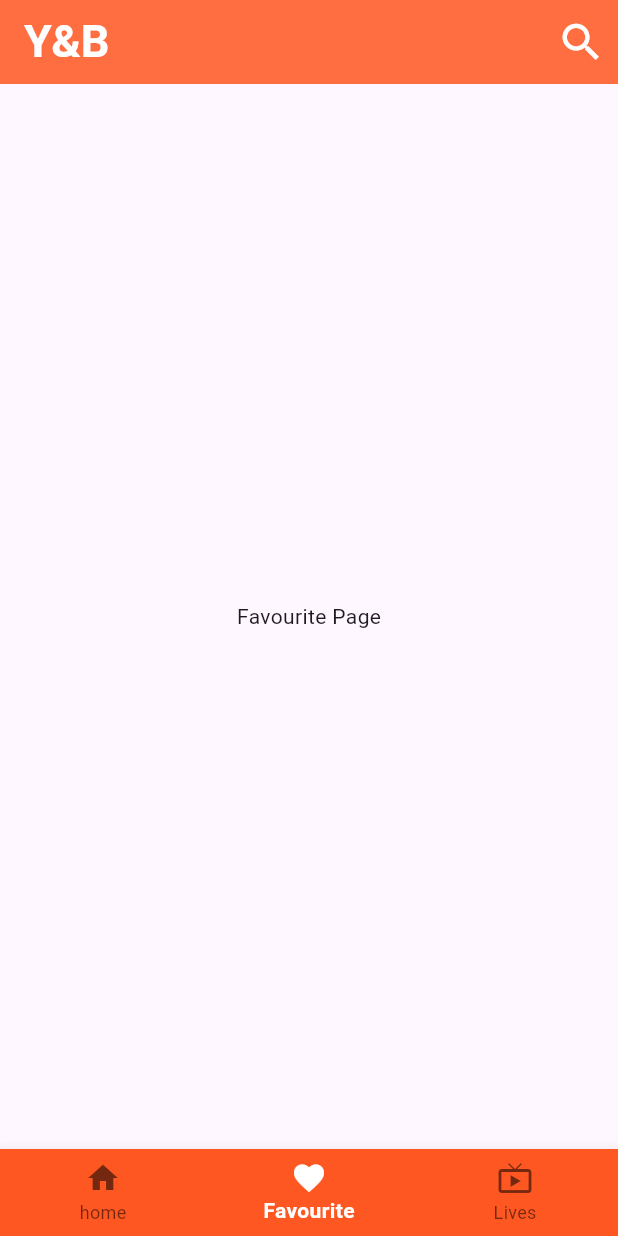
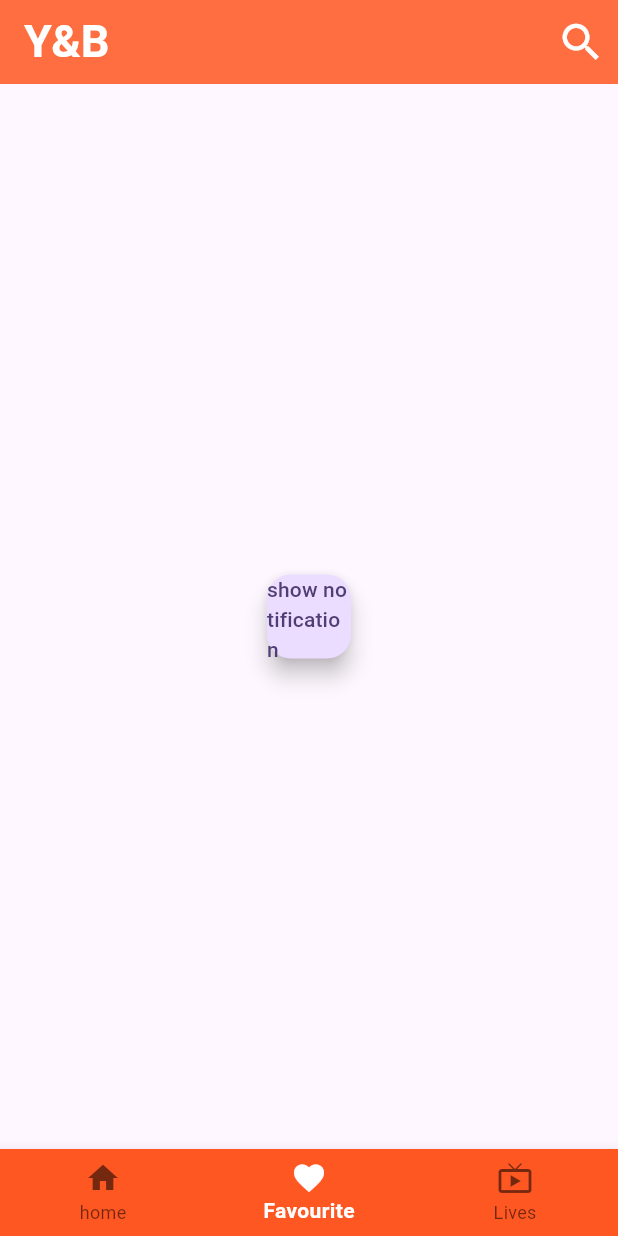
Before and after one commit to lsao2000/youtube_in_background, a Flutter app: the screen it shows after launch, item 2 of the bottom bar chosen, on a phone screen of 412 x 824 dp. Run offline on Flutter 3.47's test engine with Material 3 defaults, Android fonts, the phone set to English and light mode, and no system bars; our stand-ins replace audio_service, audioplayers, flutter_local_notifications, just_audio, sqflite, youtube_player_flutter; missing offline and left inert: chaleno, youtube_explode_dart; accounts and stored records are empty.

Commit message:
doc: add notification feature in the app

```diff
--- a/youtube_inbackground_newversion/lib/view/FavouritePage.dart
+++ b/youtube_inbackground_newversion/lib/view/FavouritePage.dart
@@ -1,4 +1,5 @@
 import 'package:flutter/material.dart';
+import 'package:youtube_inbackground_newversion/service/notifcation_services.dart';
 
 class FavouritePage extends StatefulWidget {
     const FavouritePage({super.key});
@@ -7,8 +8,24 @@ class FavouritePage extends StatefulWidget {
 
 }
 class FavouritePageState extends State<FavouritePage> {
+    late final NotifcationServices notifcationServices;
+    @override
+      void initState() {
+        super.initState();
+        notifcationServices = NotifcationServices();
+      }
     @override
       Widget build(BuildContext context) {
-         return const Center(child: Text("Favourite Page"),);
+         return  Center(
+             child: FloatingActionButton(
+                 onPressed:(){
+                   try{
+                     print("pressed");
+                         notifcationServices.handleNotificationFunction();
+                   }catch(e){
+                    }
+
+                 },
+                 child: const Text("show notification"),), );
       }
 }
--- a/youtube_inbackground_newversion/pubspec.yaml
+++ b/youtube_inbackground_newversion/pubspec.yaml
@@ -40,6 +40,7 @@ dependencies:
   audioplayers: ^5.2.1
   provider: ^6.1.2
   sqflite: ^2.3.3+1
+  flutter_local_notifications: ^17.2.2
 
 dev_dependencies:
   flutter_test:
```
Also changed, not shown: youtube_inbackground_newversion/lib/service/notifcation_services.dart (added, +45 -0 lines), youtube_inbackground_newversion/pubspec.lock, 6 other files.
